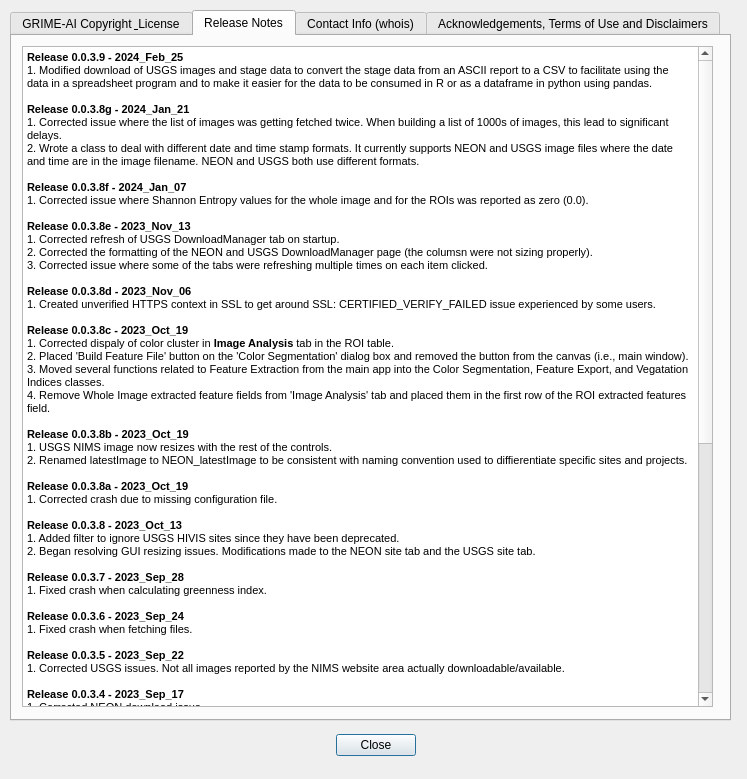
Before: the Qt Designer form QDialog_ReleaseNotes.ui in JohnStranzl/GRIME-AI, drawn with Qt 5.
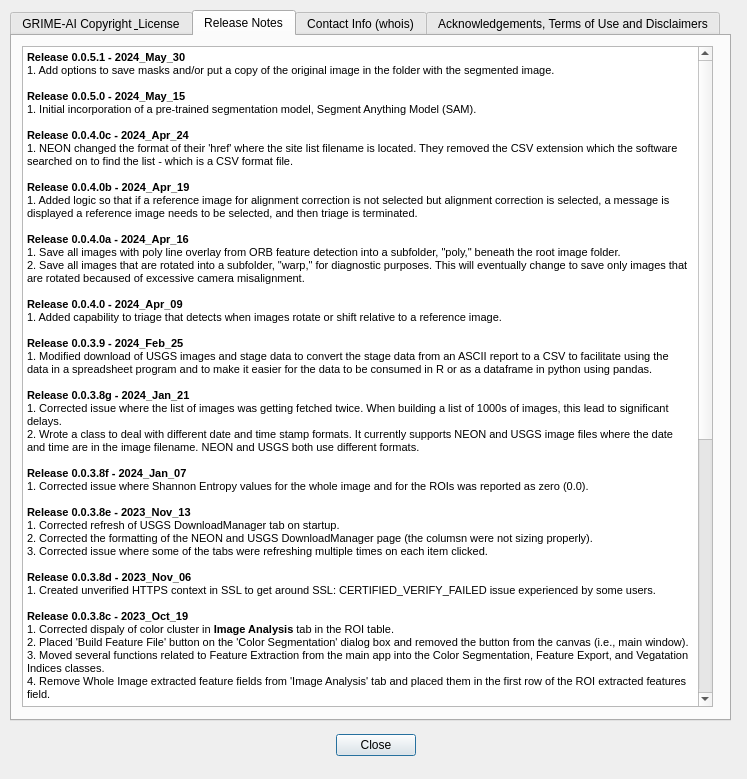
After: the same form once the commit is applied.

```diff
--- a/QDialog_ReleaseNotes.ui
+++ b/QDialog_ReleaseNotes.ui
@@ -92,7 +92,24 @@
 &lt;html&gt;&lt;head&gt;&lt;meta name=&quot;qrichtext&quot; content=&quot;1&quot; /&gt;&lt;style type=&quot;text/css&quot;&gt;
 p, li { white-space: pre-wrap; }
 &lt;/style&gt;&lt;/head&gt;&lt;body style=&quot; font-family:'MS Shell Dlg 2'; font-size:7.8pt; font-weight:400; font-style:normal;&quot;&gt;
-&lt;p style=&quot; margin-top:0px; margin-bottom:0px; margin-left:0px; margin-right:0px; -qt-block-indent:0; text-indent:0px;&quot;&gt;&lt;span style=&quot; font-family:'MS Shell Dlg 2','sans-serif'; font-size:8.25pt; font-weight:600;&quot;&gt;Release 0.0.3.9 - 2024_Feb_25&lt;/span&gt;&lt;/p&gt;
+&lt;p style=&quot; margin-top:0px; margin-bottom:0px; margin-left:0px; margin-right:0px; -qt-block-indent:0; text-indent:0px;&quot;&gt;&lt;span style=&quot; font-family:'MS Shell Dlg 2','sans-serif'; font-size:8.25pt; font-weight:600;&quot;&gt;Release 0.0.5.1 - 2024_May_30&lt;/span&gt;&lt;/p&gt;
+&lt;p style=&quot; margin-top:0px; margin-bottom:0px; margin-left:0px; margin-right:0px; -qt-block-indent:0; text-indent:0px;&quot;&gt;&lt;span style=&quot; font-family:'MS Shell Dlg 2','sans-serif'; font-size:8.5pt;&quot;&gt;1. Add options to save masks and/or put a copy of the original image in the folder with the segmented image.&lt;/span&gt;&lt;/p&gt;
+&lt;p style=&quot;-qt-paragraph-type:empty; margin-top:0px; margin-bottom:0px; margin-left:0px; margin-right:0px; -qt-block-indent:0; text-indent:0px; font-family:'MS Shell Dlg 2','sans-serif'; font-size:8.5pt;&quot;&gt;&lt;br /&gt;&lt;/p&gt;
+&lt;p style=&quot; margin-top:0px; margin-bottom:0px; margin-left:0px; margin-right:0px; -qt-block-indent:0; text-indent:0px;&quot;&gt;&lt;span style=&quot; font-family:'MS Shell Dlg 2','sans-serif'; font-size:8.25pt; font-weight:600;&quot;&gt;Release 0.0.5.0 - 2024_May_15&lt;/span&gt;&lt;/p&gt;
+&lt;p style=&quot; margin-top:0px; margin-bottom:0px; margin-left:0px; margin-right:0px; -qt-block-indent:0; text-indent:0px;&quot;&gt;&lt;span style=&quot; font-family:'MS Shell Dlg 2','sans-serif'; font-size:8.5pt;&quot;&gt;1. Initial incorporation of a pre-trained segmentation model, Segment Anything Model (SAM).&lt;/span&gt;&lt;/p&gt;
+&lt;p style=&quot;-qt-paragraph-type:empty; margin-top:0px; margin-bottom:0px; margin-left:0px; margin-right:0px; -qt-block-indent:0; text-indent:0px; font-family:'MS Shell Dlg 2','sans-serif'; font-size:8.5pt;&quot;&gt;&lt;br /&gt;&lt;/p&gt;
+&lt;p style=&quot; margin-top:0px; margin-bottom:0px; margin-left:0px; margin-right:0px; -qt-block-indent:0; text-indent:0px;&quot;&gt;&lt;span style=&quot; font-family:'MS Shell Dlg 2','sans-serif'; font-size:8.25pt; font-weight:600;&quot;&gt;Release 0.0.4.0c - 2024_Apr_24&lt;/span&gt;&lt;/p&gt;
+&lt;p style=&quot; margin-top:0px; margin-bottom:0px; margin-left:0px; margin-right:0px; -qt-block-indent:0; text-indent:0px;&quot;&gt;&lt;span style=&quot; font-family:'MS Shell Dlg 2','sans-serif'; font-size:8.5pt;&quot;&gt;1. NEON changed the format of their 'href' where the site list filename is located. They removed the CSV extension which the software searched on to find the list - which is a CSV format file.&lt;br /&gt;&lt;/span&gt;&lt;/p&gt;
+&lt;p style=&quot; margin-top:0px; margin-bottom:0px; margin-left:0px; margin-right:0px; -qt-block-indent:0; text-indent:0px;&quot;&gt;&lt;span style=&quot; font-family:'MS Shell Dlg 2','sans-serif'; font-size:8.25pt; font-weight:600;&quot;&gt;Release 0.0.4.0b - 2024_Apr_19&lt;/span&gt;&lt;/p&gt;
+&lt;p style=&quot; margin-top:0px; margin-bottom:0px; margin-left:0px; margin-right:0px; -qt-block-indent:0; text-indent:0px;&quot;&gt;&lt;span style=&quot; font-family:'MS Shell Dlg 2','sans-serif'; font-size:8.5pt;&quot;&gt;1. Added logic so that if a reference image for alignment correction is not selected but alignment correction is selected, a message is displayed a reference image needs to be selected, and then triage is terminated.&lt;/span&gt;&lt;/p&gt;
+&lt;p style=&quot;-qt-paragraph-type:empty; margin-top:0px; margin-bottom:0px; margin-left:0px; margin-right:0px; -qt-block-indent:0; text-indent:0px; font-family:'MS Shell Dlg 2','sans-serif'; font-size:8.25pt; font-weight:600;&quot;&gt;&lt;br /&gt;&lt;/p&gt;
+&lt;p style=&quot; margin-top:0px; margin-bottom:0px; margin-left:0px; margin-right:0px; -qt-block-indent:0; text-indent:0px;&quot;&gt;&lt;span style=&quot; font-family:'MS Shell Dlg 2','sans-serif'; font-size:8.25pt; font-weight:600;&quot;&gt;Release 0.0.4.0a - 2024_Apr_16&lt;/span&gt;&lt;/p&gt;
+&lt;p style=&quot; margin-top:0px; margin-bottom:0px; margin-left:0px; margin-right:0px; -qt-block-indent:0; text-indent:0px;&quot;&gt;&lt;span style=&quot; font-family:'MS Shell Dlg 2','sans-serif'; font-size:8.5pt;&quot;&gt;1. Save all images with poly line overlay from ORB feature detection into a subfolder, &amp;quot;poly,&amp;quot; beneath the root image folder.&lt;/span&gt;&lt;/p&gt;
+&lt;p style=&quot; margin-top:0px; margin-bottom:0px; margin-left:0px; margin-right:0px; -qt-block-indent:0; text-indent:0px;&quot;&gt;&lt;span style=&quot; font-family:'MS Shell Dlg 2','sans-serif'; font-size:8.5pt;&quot;&gt;2. Save all images that are rotated into a subfolder, &amp;quot;warp,&amp;quot; for diagnostic purposes. This will eventually change to save only images that are rotated becaused of excessive camera misalignment.&lt;/span&gt;&lt;/p&gt;
+&lt;p style=&quot;-qt-paragraph-type:empty; margin-top:0px; margin-bottom:0px; margin-left:0px; margin-right:0px; -qt-block-indent:0; text-indent:0px;&quot;&gt;&lt;br /&gt;&lt;/p&gt;
+&lt;p style=&quot; margin-top:0px; margin-bottom:0px; margin-left:0px; margin-right:0px; -qt-block-indent:0; text-indent:0px;&quot;&gt;&lt;span style=&quot; font-family:'MS Shell Dlg 2','sans-serif'; font-size:8.25pt; font-weight:600;&quot;&gt;Release 0.0.4.0 - 2024_Apr_09&lt;/span&gt;&lt;/p&gt;
+&lt;p style=&quot; margin-top:0px; margin-bottom:0px; margin-left:0px; margin-right:0px; -qt-block-indent:0; text-indent:0px;&quot;&gt;&lt;span style=&quot; font-family:'MS Shell Dlg 2','sans-serif'; font-size:8.5pt;&quot;&gt;1. Added capability to triage that detects when images rotate or shift relative to a reference image.&lt;/span&gt;&lt;/p&gt;
+&lt;p style=&quot; margin-top:0px; margin-bottom:0px; margin-left:0px; margin-right:0px; -qt-block-indent:0; text-indent:0px;&quot;&gt;&lt;span style=&quot; font-family:'MS Shell Dlg 2','sans-serif'; font-size:8.25pt; font-weight:600;&quot;&gt;&lt;br /&gt;Release 0.0.3.9 - 2024_Feb_25&lt;/span&gt;&lt;/p&gt;
 &lt;p style=&quot; margin-top:0px; margin-bottom:0px; margin-left:0px; margin-right:0px; -qt-block-indent:0; text-indent:0px;&quot;&gt;&lt;span style=&quot; font-family:'MS Shell Dlg 2','sans-serif'; font-size:8.5pt;&quot;&gt;1. Modified download of USGS images and stage data to convert the stage data from an ASCII report to a CSV to facilitate using the data in a spreadsheet program and to make it easier for the data to be consumed in R or as a dataframe in python using pandas.&lt;/span&gt;&lt;/p&gt;
 &lt;p style=&quot;-qt-paragraph-type:empty; margin-top:0px; margin-bottom:0px; margin-left:0px; margin-right:0px; -qt-block-indent:0; text-indent:0px; font-family:'MS Shell Dlg 2','sans-serif'; font-size:8.5pt;&quot;&gt;&lt;br /&gt;&lt;/p&gt;
 &lt;p style=&quot; margin-top:0px; margin-bottom:0px; margin-left:0px; margin-right:0px; -qt-block-indent:0; text-indent:0px;&quot;&gt;&lt;span style=&quot; font-family:'MS Shell Dlg 2','sans-serif'; font-size:8.25pt; font-weight:600;&quot;&gt;Release 0.0.3.8g - 2024_Jan_21&lt;/span&gt;&lt;/p&gt;
```
